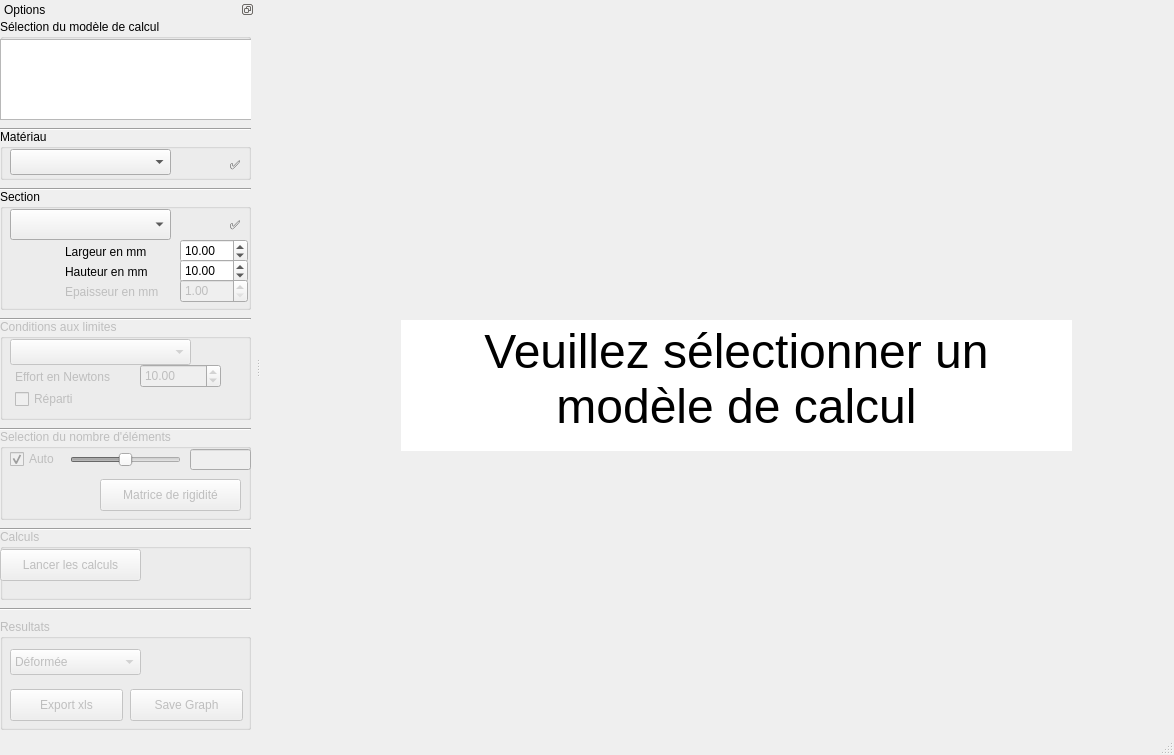
Before: the Qt Designer form ui/mainwindow.ui in 3wnbr1/FEM, drawn with Qt 5.
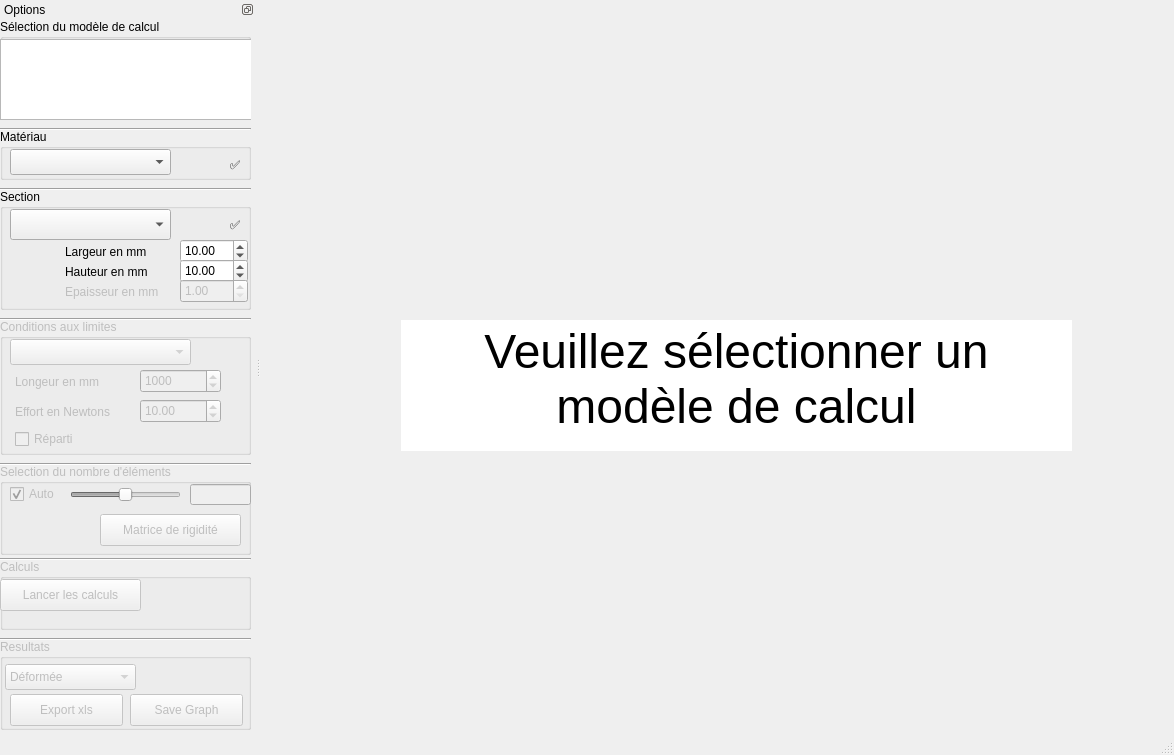
After: the same form once the commit is applied. Custom widgets are drawn as their Qt base class.

Commit message: Added support for lenght choice

The edit to the form file:
```diff
--- a/ui/mainwindow.ui
+++ b/ui/mainwindow.ui
@@ -404,7 +404,7 @@
        <x>0</x>
        <y>300</y>
        <width>251</width>
-       <height>101</height>
+       <height>136</height>
       </rect>
      </property>
      <property name="title">
@@ -427,7 +427,7 @@
       <property name="geometry">
        <rect>
         <x>15</x>
-        <y>70</y>
+        <y>110</y>
         <width>71</width>
         <height>20</height>
        </rect>
@@ -440,7 +440,7 @@
       <property name="geometry">
        <rect>
         <x>15</x>
-        <y>50</y>
+        <y>85</y>
         <width>111</width>
         <height>16</height>
        </rect>
@@ -453,7 +453,7 @@
       <property name="geometry">
        <rect>
         <x>140</x>
-        <y>45</y>
+        <y>80</y>
         <width>81</width>
         <height>24</height>
        </rect>
@@ -465,12 +465,47 @@
        <double>10.000000000000000</double>
       </property>
      </widget>
+     <widget class="QDoubleSpinBox" name="doubleSpinBoxLenght">
+      <property name="geometry">
+       <rect>
+        <x>140</x>
+        <y>50</y>
+        <width>81</width>
+        <height>24</height>
+       </rect>
+      </property>
+      <property name="decimals">
+       <number>0</number>
+      </property>
+      <property name="minimum">
+       <double>1.000000000000000</double>
+      </property>
+      <property name="maximum">
+       <double>10000.000000000000000</double>
+      </property>
+      <property name="value">
+       <double>1000.000000000000000</double>
+      </property>
+     </widget>
+     <widget class="QLabel" name="labelLenght">
+      <property name="geometry">
+       <rect>
+        <x>15</x>
+        <y>55</y>
+        <width>116</width>
+        <height>16</height>
+       </rect>
+      </property>
+      <property name="text">
+       <string>Longeur en mm</string>
+      </property>
+     </widget>
     </widget>
     <widget class="Line" name="line_4">
      <property name="geometry">
       <rect>
        <x>0</x>
-       <y>400</y>
+       <y>435</y>
        <width>251</width>
        <height>20</height>
       </rect>
@@ -486,7 +521,7 @@
      <property name="geometry">
       <rect>
        <x>0</x>
-       <y>410</y>
+       <y>445</y>
        <width>251</width>
        <height>91</height>
       </rect>
@@ -572,9 +607,9 @@
      <property name="geometry">
       <rect>
        <x>0</x>
-       <y>600</y>
+       <y>620</y>
        <width>251</width>
-       <height>111</height>
+       <height>91</height>
       </rect>
      </property>
      <property name="title">
@@ -583,8 +618,8 @@
      <widget class="QComboBox" name="comboBoxResults">
       <property name="geometry">
        <rect>
-        <x>10</x>
-        <y>30</y>
+        <x>5</x>
+        <y>25</y>
         <width>131</width>
         <height>26</height>
        </rect>
@@ -620,7 +655,7 @@
       <property name="geometry">
        <rect>
         <x>130</x>
-        <y>70</y>
+        <y>55</y>
         <width>113</width>
         <height>32</height>
        </rect>
@@ -633,7 +668,7 @@
       <property name="geometry">
        <rect>
         <x>10</x>
-        <y>70</y>
+        <y>55</y>
         <width>113</width>
         <height>32</height>
        </rect>
@@ -647,7 +682,7 @@
      <property name="geometry">
       <rect>
        <x>0</x>
-       <y>580</y>
+       <y>610</y>
        <width>251</width>
        <height>20</height>
       </rect>
@@ -663,7 +698,7 @@
      <property name="geometry">
       <rect>
        <x>0</x>
-       <y>510</y>
+       <y>540</y>
        <width>251</width>
        <height>71</height>
       </rect>
@@ -702,7 +737,7 @@
      <property name="geometry">
       <rect>
        <x>0</x>
-       <y>500</y>
+       <y>530</y>
        <width>251</width>
        <height>20</height>
       </rect>
```
Left out of the diff: 2 changed lines with no effect on the pictures. The commit also changes 1 other file.
